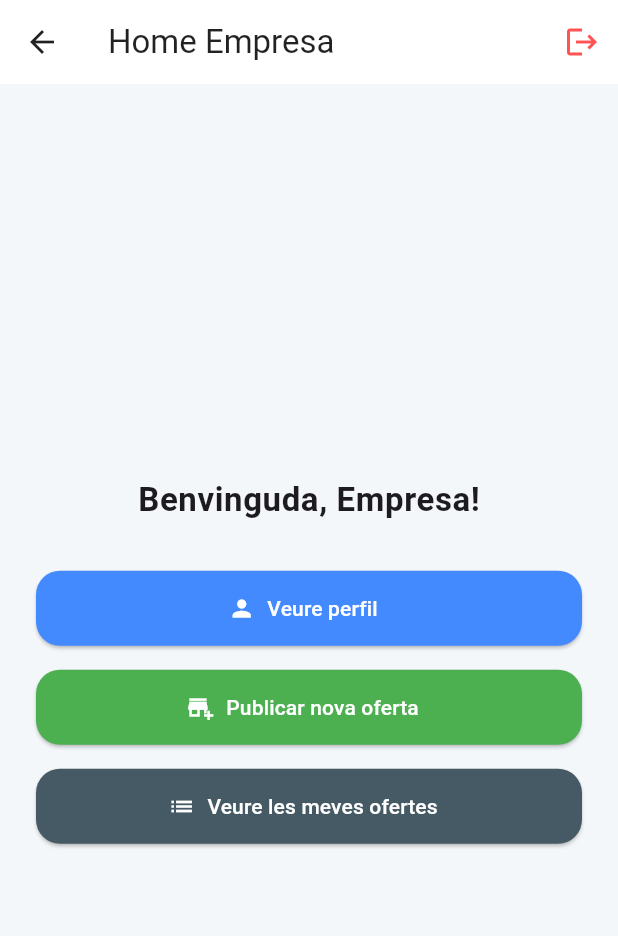
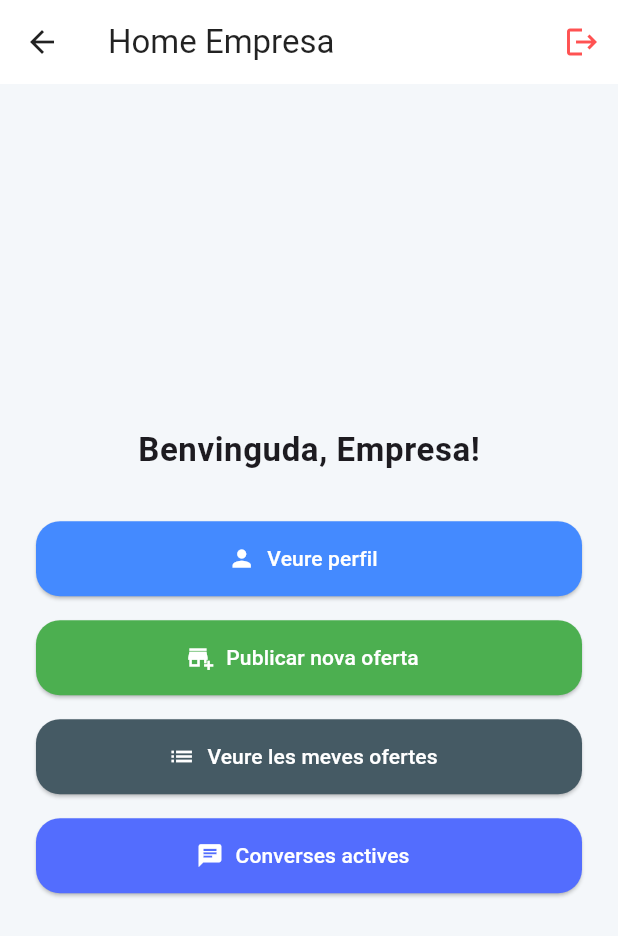
Before and after one commit to dahono22/conecta_app, a Flutter app: the HomeEmpresaScreen screen opened by its route, on a phone screen of 412 x 824 dp. Shown: the top 936 px of the screen. Run offline on Flutter 3.47's test engine with Material 3 defaults, Android fonts, the phone set to English and light mode, and no system bars; our stand-ins replace cloud_firestore, file_picker, firebase_core, firebase_storage; accounts and stored records are empty.

```diff
--- a/conecta/lib/screens/home_empresa/home_empresa_screen.dart
+++ b/conecta/lib/screens/home_empresa/home_empresa_screen.dart
@@ -2,6 +2,7 @@ import 'package:flutter/material.dart';
 import 'package:provider/provider.dart';
 import '../../services/auth_service.dart';
 import '../../routes/app_routes.dart';
+import '../chat/converses_empresa_screen.dart'; // ✅ Nou import
 
 class HomeEmpresaScreen extends StatelessWidget {
   const HomeEmpresaScreen({super.key});
@@ -22,6 +23,15 @@ class HomeEmpresaScreen extends StatelessWidget {
 
   void _veureMevesOfertes(BuildContext context) {
     Navigator.pushNamed(context, AppRoutes.mevesOfertes);
+  }
+
+  void _veureConverses(BuildContext context) {
+    Navigator.push(
+      context,
+      MaterialPageRoute(
+        builder: (_) => const ConversesEmpresaScreen(),
+      ),
+    );
   }
 
   @override
@@ -97,6 +107,20 @@ class HomeEmpresaScreen extends StatelessWidget {
                 icon: const Icon(Icons.list),
                 label: const Text('Veure les meves ofertes'),
               ),
+              const SizedBox(height: 16),
+              ElevatedButton.icon(
+                style: ElevatedButton.styleFrom(
+                  minimumSize: const Size.fromHeight(50),
+                  backgroundColor: Colors.indigoAccent,
+                  foregroundColor: Colors.white,
+                  shape: RoundedRectangleBorder(
+                    borderRadius: BorderRadius.circular(16),
+                  ),
+                ),
+                onPressed: () => _veureConverses(context),
+                icon: const Icon(Icons.chat),
+                label: const Text('Converses actives'),
+              ),
             ],
           ),
         ),
```
Also changed, not shown: conecta/lib/screens/home_estudiant/home_estudiant_screen.dart (+24 -0 lines).
